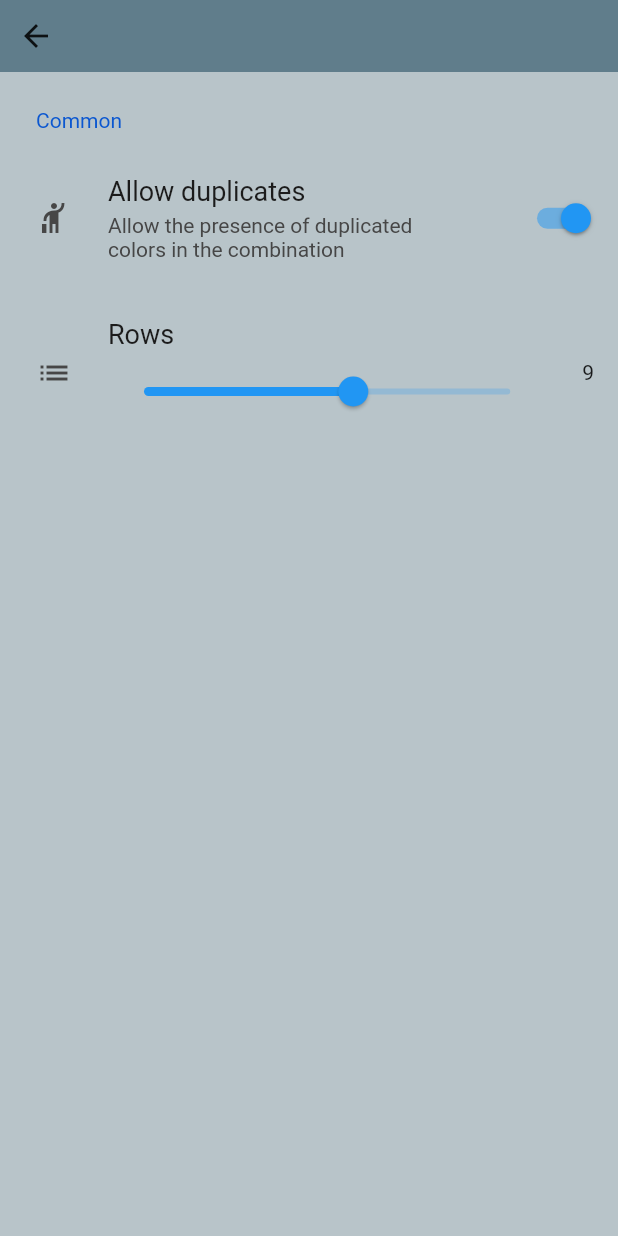
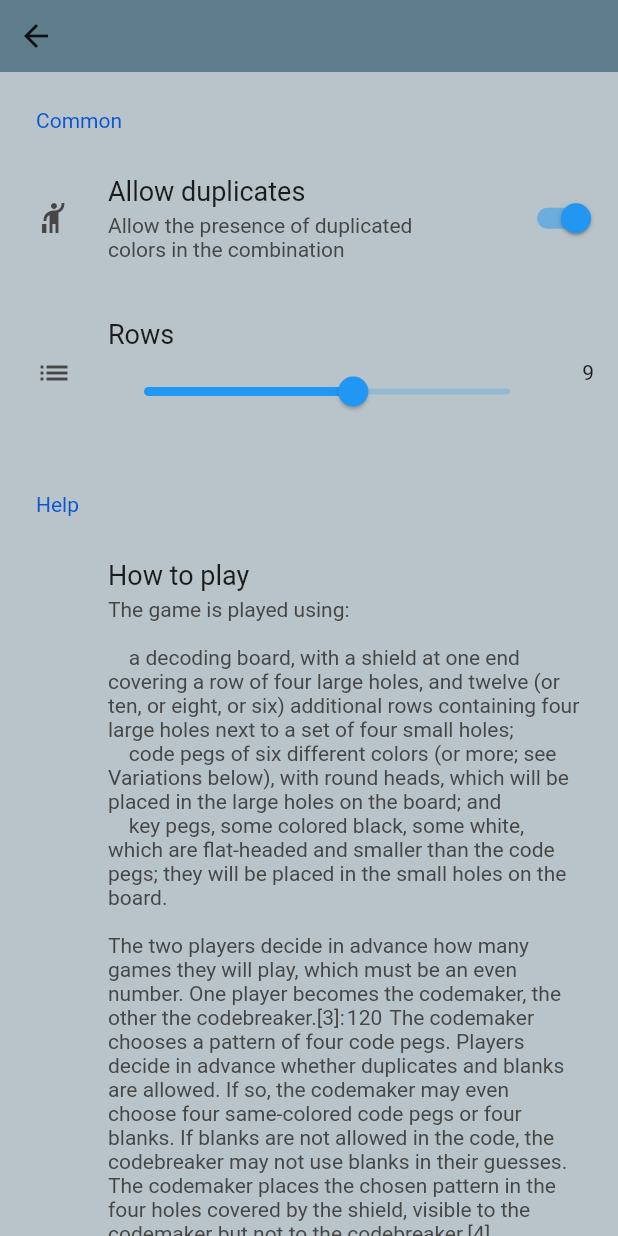
Before and after one commit to azvaska/TIPSIT, a Flutter app: the screen it shows after launch, after a tap on the "settings" icon, on a phone screen of 412 x 824 dp. Run offline on Flutter 3.47's test engine with Material 2 defaults, Android fonts, the phone set to English and light mode, and no system bars; drawn by our look-alikes of settings_ui.

Commit message:
added toast, fix settings description how to play

```diff
--- a/mastermind/mastermind/lib/Widget/Board.dart
+++ b/mastermind/mastermind/lib/Widget/Board.dart
@@ -201,14 +201,11 @@ class _BoardState extends State<Board> with WidgetsBindingObserver {
                 heroTag: "btn2",
                 onPressed: () {
                   timerController.stopwatch.stop();
-                  timerisRunning = false;
-
                   Navigator.of(context)
                       .push(MaterialPageRoute<SettingsData>(
                     builder: (context) => Settings(duplicates, nMaxRows),
                   ))
                       .then((value) {
-                    if (timerisRunning) timerController.stopwatch.start();
                     if (value != null) {
                       if (duplicates != value.allowDuplicates ||
                           nMaxRows != value.nRows) {
@@ -218,6 +215,8 @@ class _BoardState extends State<Board> with WidgetsBindingObserver {
                           nMaxRows = value.nRows;
                           restart();
                         });
+                      } else {
+                        if (timerisRunning) timerController.stopwatch.start();
                       }
                     }
                   });
--- a/mastermind/mastermind/lib/Widget/CombinationRow.dart
+++ b/mastermind/mastermind/lib/Widget/CombinationRow.dart
@@ -33,6 +33,11 @@ class _CombinationRowState extends State<CombinationRow> {
     valueRow.add(InkWell(
         onTap: () {
           if (widget.SelectedColors.contains(Colors.grey)) {
+            ScaffoldMessenger.of(context).clearSnackBars();
+            ScaffoldMessenger.of(context).showSnackBar(const SnackBar(
+              backgroundColor: Colors.red,
+              content: Text("You need to fill all circles with color"),
+            ));
             return;
           }
 
--- a/mastermind/mastermind/lib/Widget/Settings.dart
+++ b/mastermind/mastermind/lib/Widget/Settings.dart
@@ -82,6 +82,34 @@ class _SettingsState extends State<Settings> {
                         ),
                       ],
                     ),
+                    SettingsSection(
+                      title: const Text('Help'),
+                      tiles: [
+                        SettingsTile(
+                          title: const Text('How to play'),
+                          value: const Text("""
+The game is played using:
+
+    a decoding board, with a shield at one end covering a row of four large holes, and twelve (or ten, or eight, or six) additional rows containing four large holes next to a set of four small holes;
+    code pegs of six different colors (or more; see Variations below), with round heads, which will be placed in the large holes on the board; and
+    key pegs, some colored black, some white, which are flat-headed and smaller than the code pegs; they will be placed in the small holes on the board.
+
+The two players decide in advance how many games they will play, which must be an even number. One player becomes the codemaker, the other the codebreaker.[3]: 120  The codemaker chooses a pattern of four code pegs. Players decide in advance whether duplicates and blanks are allowed. If so, the codemaker may even choose four same-colored code pegs or four blanks. If blanks are not allowed in the code, the codebreaker may not use blanks in their guesses. The codemaker places the chosen pattern in the four holes covered by the shield, visible to the codemaker but not to the codebreaker.[4]
+
+The codebreaker tries to guess the pattern, in both order and color, within eight to twelve turns. Each guess is made by placing a row of code pegs on the decoding board.[3]: 120  Once placed, the codemaker provides feedback by placing from zero to four key pegs in the small holes of the row with the guess. A colored or black key peg is placed for each code peg from the guess which is correct in both color and position. A white key peg indicates the existence of a correct color code peg placed in the wrong position.[5]
+Screenshot of software implementation (ColorCode) illustrating the example.
+
+If there are duplicate colors in the guess, they cannot all be awarded a key peg unless they correspond to the same number of duplicate colors in the hidden code. For example, if the hidden code is red-red-blue-blue and the player guesses red-red-red-blue, the codemaker will award two colored key pegs for the two correct reds, nothing for the third red as there is not a third red in the code, and a colored key peg for the blue. No indication is given of the fact that the code also includes a second blue.[6]
+
+Once feedback is provided, another guess is made; guesses and feedback continue to alternate until either the codebreaker guesses correctly, or all rows on the decoding board are full.
+
+Traditionally, players can only earn points when playing as the codemaker. The codemaker gets one point for each guess the codebreaker makes. An extra point is earned by the codemaker if the codebreaker is unable to guess the exact pattern within the given number of turns. (An alternative is to score based on the number of key pegs placed.) The winner is the one who has the most points after the agreed-upon number of games are played.
+
+"""),
+                          leading: const Icon(Icons.help),
+                        ),
+                      ],
+                    ),
                   ],
                 ))
               ],
```
